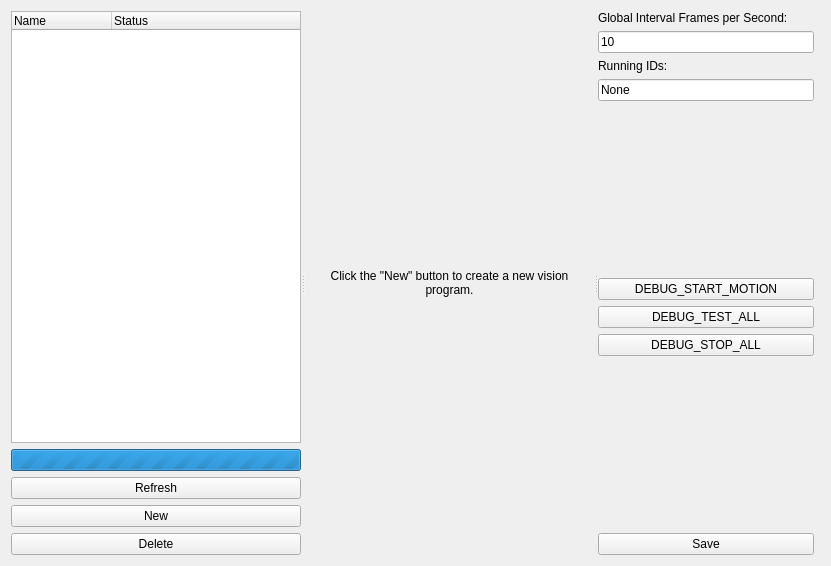
D4wN/brickv, file src/brickv/plugin_system/plugins/red/ui/red_tab_vision.ui: the form before one commit.
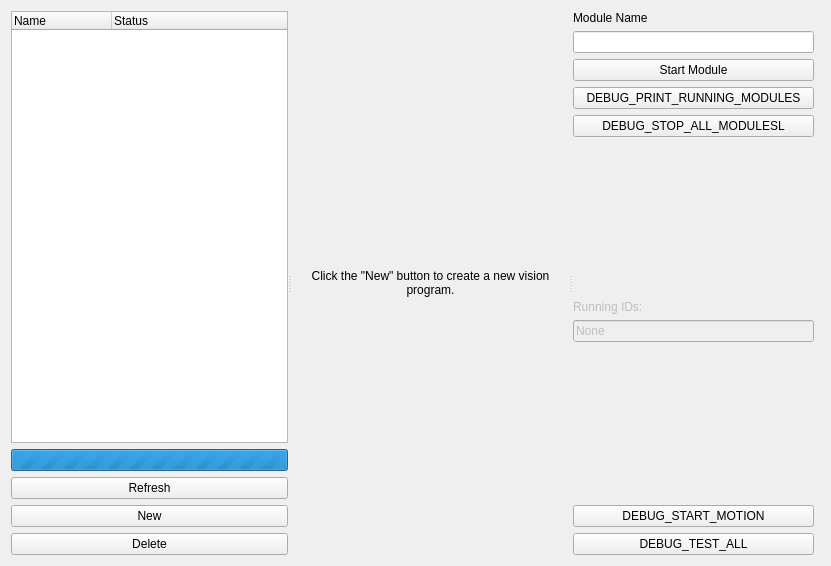
The form after the commit.

Commit message:
Update red_tab_vision:
+ simple module starting
- callbacks currently not working
- !!! #FIXME result = id! sind vertauscht TODO: redapid neu machen! !!!

```diff
--- a/src/brickv/plugin_system/plugins/red/ui/red_tab_vision.ui
+++ b/src/brickv/plugin_system/plugins/red/ui/red_tab_vision.ui
@@ -110,28 +110,7 @@
      </widget>
      <widget class="QWidget" name="gridLayoutWidget">
       <layout class="QGridLayout" name="debug_gridlayout">
-       <item row="2" column="1" colspan="2">
-        <widget class="QLabel" name="label_running_id">
-         <property name="text">
-          <string>Running IDs:</string>
-         </property>
-        </widget>
-       </item>
-       <item row="0" column="1">
-        <widget class="QLabel" name="label_global_frames">
-         <property name="text">
-          <string>Global Interval Frames per Second:</string>
-         </property>
-        </widget>
-       </item>
-       <item row="9" column="1">
-        <widget class="QPushButton" name="button_options_save">
-         <property name="text">
-          <string>Save</string>
-         </property>
-        </widget>
-       </item>
-       <item row="4" column="1">
+       <item row="8" column="1">
         <spacer name="verticalSpacer">
          <property name="orientation">
           <enum>Qt::Vertical</enum>
@@ -147,32 +126,22 @@
        <item row="1" column="1">
         <widget class="QLineEdit" name="line_global_frames">
          <property name="text">
-          <string>10</string>
+          <string/>
          </property>
         </widget>
        </item>
-       <item row="5" column="1">
+       <item row="9" column="1">
         <widget class="QPushButton" name="button_debug_start_motion">
          <property name="text">
           <string>DEBUG_START_MOTION</string>
          </property>
         </widget>
        </item>
-       <item row="8" column="1">
-        <spacer name="verticalSpacer_2">
-         <property name="orientation">
-          <enum>Qt::Vertical</enum>
-         </property>
-         <property name="sizeHint" stdset="0">
-          <size>
-           <width>20</width>
-           <height>40</height>
-          </size>
-         </property>
-        </spacer>
-       </item>
-       <item row="3" column="1">
+       <item row="7" column="1">
         <widget class="QLineEdit" name="line_running_id">
+         <property name="enabled">
+          <bool>false</bool>
+         </property>
          <property name="text">
           <string>None</string>
          </property>
@@ -181,20 +150,64 @@
          </property>
         </widget>
        </item>
-       <item row="7" column="1">
-        <widget class="QPushButton" name="button_debug_stop_all">
+       <item row="6" column="1" colspan="2">
+        <widget class="QLabel" name="label_running_id">
+         <property name="enabled">
+          <bool>false</bool>
+         </property>
          <property name="text">
-          <string>DEBUG_STOP_ALL</string>
+          <string>Running IDs:</string>
          </property>
         </widget>
        </item>
-       <item row="6" column="1">
+       <item row="0" column="1">
+        <widget class="QLabel" name="label_module_name">
+         <property name="text">
+          <string>Module Name</string>
+         </property>
+        </widget>
+       </item>
+       <item row="10" column="1">
         <widget class="QPushButton" name="button_debug_test_all">
          <property name="text">
           <string>DEBUG_TEST_ALL</string>
          </property>
         </widget>
        </item>
+       <item row="2" column="1">
+        <widget class="QPushButton" name="button_start_module">
+         <property name="text">
+          <string>Start Module</string>
+         </property>
+        </widget>
+       </item>
+       <item row="4" column="1">
+        <widget class="QPushButton" name="button_debug_stop_all">
+         <property name="text">
+          <string>DEBUG_STOP_ALL_MODULESL</string>
+         </property>
+        </widget>
+       </item>
+       <item row="5" column="1">
+        <spacer name="verticalSpacer_3">
+         <property name="orientation">
+          <enum>Qt::Vertical</enum>
+         </property>
+         <property name="sizeHint" stdset="0">
+          <size>
+           <width>20</width>
+           <height>40</height>
+          </size>
+         </property>
+        </spacer>
+       </item>
+       <item row="3" column="1">
+        <widget class="QPushButton" name="button_debug_print_running_modules">
+         <property name="text">
+          <string>DEBUG_PRINT_RUNNING_MODULES</string>
+         </property>
+        </widget>
+       </item>
       </layout>
      </widget>
     </widget>
```
Left out of the diff: 2 changed lines with no effect on the pictures. The commit also changes 1 other file.
